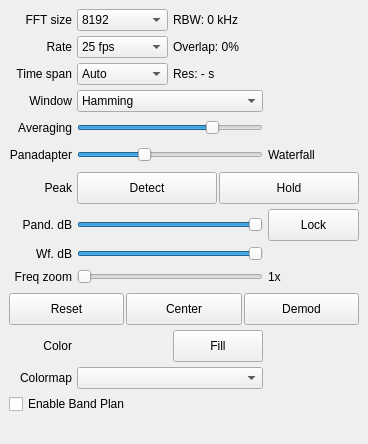
Before: the Qt Designer form src/qtgui/dockfft.ui in gqrx-sdr/gqrx, drawn with Qt 5.
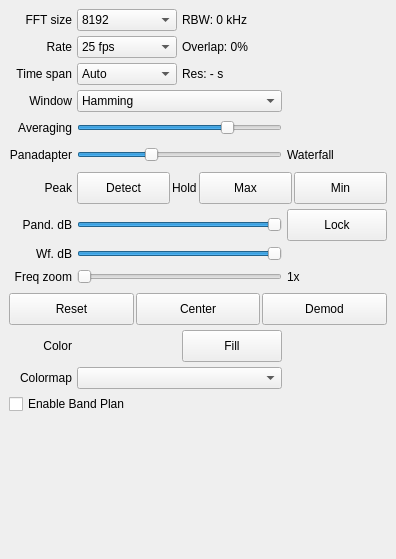
After: the same form once the commit is applied. Icons and pictures are not drawn. Custom widgets are drawn as their Qt base class.

Commit message: Add min hold line on plotter, add second button to control

Patch:
```diff
--- a/src/qtgui/dockfft.ui
+++ b/src/qtgui/dockfft.ui
@@ -6,8 +6,8 @@
    <rect>
     <x>0</x>
     <y>0</y>
-    <width>368</width>
-    <height>444</height>
+    <width>396</width>
+    <height>559</height>
    </rect>
   </property>
   <property name="sizePolicy">
@@ -71,8 +71,8 @@
         <rect>
          <x>0</x>
          <y>0</y>
-         <width>350</width>
-         <height>407</height>
+         <width>376</width>
+         <height>513</height>
         </rect>
        </property>
        <layout class="QVBoxLayout" name="verticalLayout">
@@ -582,7 +582,7 @@
            </widget>
           </item>
           <item row="6" column="1" colspan="3">
-           <layout class="QHBoxLayout" name="horizontalLayout_2" stretch="0,0">
+           <layout class="QHBoxLayout" name="horizontalLayout_2" stretch="0,0,0,0">
             <property name="spacing">
              <number>2</number>
             </property>
@@ -626,6 +626,16 @@
               </property>
              </widget>
             </item>
+            <item>
+             <widget class="QLabel" name="label_4">
+              <property name="text">
+               <string>Hold</string>
+              </property>
+              <property name="margin">
+               <number>10</number>
+              </property>
+             </widget>
+            </item>
             <item>
              <widget class="QPushButton" name="peakHoldButton">
               <property name="sizePolicy">
@@ -650,7 +660,23 @@
                <string>Toggle peak hold in FFT</string>
               </property>
               <property name="text">
-               <string>Hold</string>
+               <string>Max</string>
+              </property>
+              <property name="checkable">
+               <bool>true</bool>
+              </property>
+             </widget>
+            </item>
+            <item>
+             <widget class="QPushButton" name="minHoldButton">
+              <property name="sizePolicy">
+               <sizepolicy hsizetype="MinimumExpanding" vsizetype="Preferred">
+                <horstretch>0</horstretch>
+                <verstretch>0</verstretch>
+               </sizepolicy>
+              </property>
+              <property name="text">
+               <string>Min</string>
               </property>
               <property name="checkable">
                <bool>true</bool>
```
Lines whose indentation alone changed are shown as unchanged. The commit also changes 6 other files.
